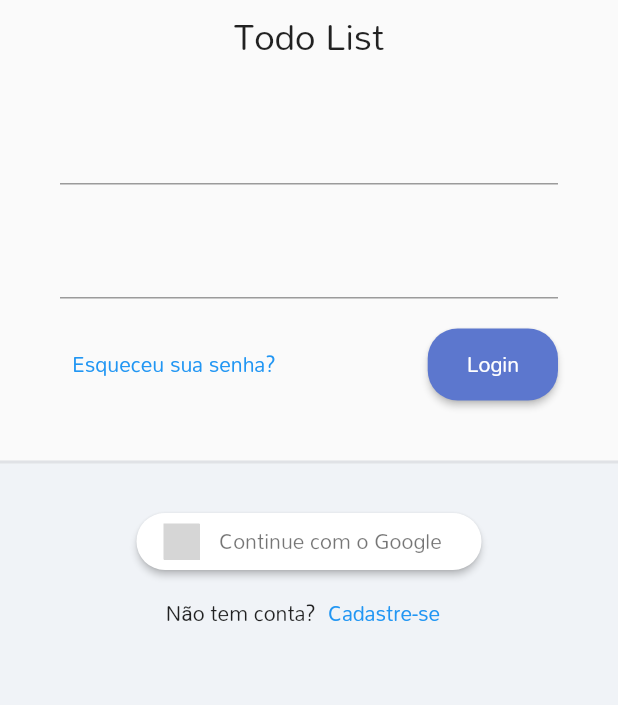
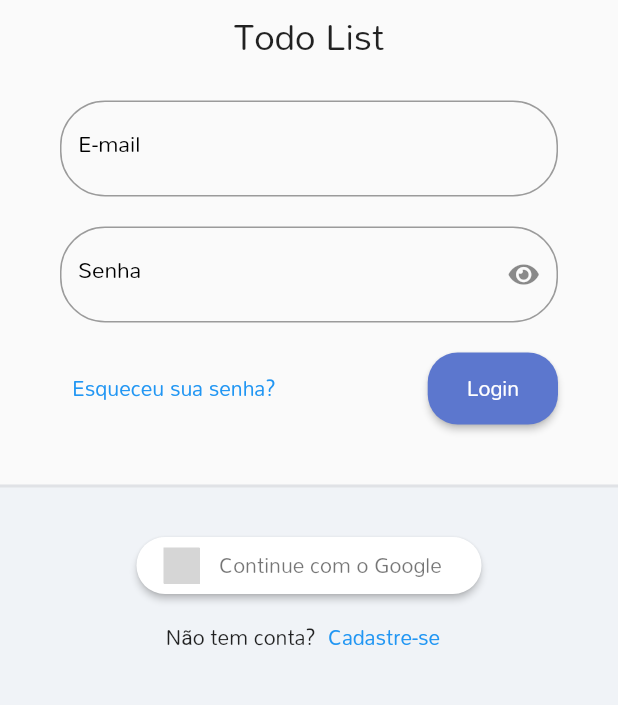
Before and after one commit to mrocha98/todo_list_provider, a Flutter app: the LoginPage screen opened directly, on a phone screen of 412 x 824 dp, the part 315-1020 px from its top. Run offline on Flutter 3.47's test engine with Material 2 defaults, Android fonts, the phone set to English and light mode, and no system bars; drawn by our look-alikes of sign_in_button; our stand-ins replace firebase_core, sqflite, synchronized; accounts and stored records are empty; grey boxes are pictures that could not be loaded.

Commit message:
feat: create CustomInput widget and use it in LoginPage

```diff
--- /dev/null
+++ b/lib/app/core/ui/custom_icons_icons.dart
@@ -0,0 +1,28 @@
+import 'package:flutter/material.dart';
+
+/// Flutter icons CustomIcons
+/// Copyright (C) 2023 by original authors @ fluttericon.com, fontello.com
+/// This font was generated by FlutterIcon.com, which is derived from Fontello.
+///
+/// To use this font, place it in your fonts/ directory and include the
+/// following in your pubspec.yaml
+///
+/// flutter:
+///   fonts:
+///    - family:  CustomIcons
+///      fonts:
+///       - asset: fonts/CustomIcons.ttf
+///
+///
+/// * Font Awesome 5, Copyright (C) 2016 by Dave Gandy
+///         Author:    Dave Gandy
+///         License:   SIL (https://github.com/FortAwesome/Font-Awesome/blob/master/LICENSE.txt)
+///         Homepage:  http://fortawesome.github.com/Font-Awesome/
+class CustomIcons {
+  CustomIcons._();
+
+  static const _kFontFam = 'CustomIcons';
+
+  static const IconData eye = IconData(0xf06e, fontFamily: _kFontFam);
+  static const IconData eyeSlash = IconData(0xf070, fontFamily: _kFontFam);
+}
--- /dev/null
+++ b/lib/app/core/widgets/custom_input.dart
@@ -0,0 +1,118 @@
+import 'package:flutter/material.dart';
+import 'package:flutter/services.dart';
+import 'package:todo_list_provider/app/core/ui/custom_icons_icons.dart';
+
+class CustomInput extends StatefulWidget {
+  const CustomInput({
+    required this.label,
+    super.key,
+    this.obscureText = false,
+    this.keyboardType,
+    this.suffixIcon,
+    this.controller,
+    this.validator,
+    this.autofocus = false,
+    this.inputFormatters,
+    this.enabled,
+    this.onChanged,
+    this.onEditingComplete,
+    this.onFieldSubmitted,
+    this.readOnly = false,
+    this.textInputAction,
+  }) : assert(
+          (obscureText && suffixIcon == null) || !obscureText,
+          'cannot have a suffixIcon and obscure text at same time',
+        );
+
+  final String label;
+
+  final TextInputType? keyboardType;
+
+  final Icon? suffixIcon;
+
+  final bool obscureText;
+
+  final TextEditingController? controller;
+
+  final FormFieldValidator<String>? validator;
+
+  final bool autofocus;
+
+  final List<TextInputFormatter>? inputFormatters;
+
+  final bool? enabled;
+
+  final void Function(String)? onChanged;
+
+  final VoidCallback? onEditingComplete;
+
+  final void Function(String)? onFieldSubmitted;
+
+  final bool readOnly;
+
+  final TextInputAction? textInputAction;
+
+  @override
+  State<CustomInput> createState() => _CustomInputState();
+}
+
+class _CustomInputState extends State<CustomInput> {
+  late final ValueNotifier<bool> _obscureTextVN;
+
+  @override
+  void initState() {
+    super.initState();
+    _obscureTextVN = ValueNotifier(widget.obscureText);
+  }
+
+  @override
+  void dispose() {
+    _obscureTextVN.dispose();
+    super.dispose();
+  }
+
+  @override
+  Widget build(BuildContext context) {
+    return ValueListenableBuilder(
+      valueListenable: _obscureTextVN,
+      builder: (_, obscureTextValue, child) => TextFormField(
+        decoration: InputDecoration(
+          labelText: widget.label,
+          labelStyle: const TextStyle(
+            fontSize: 15,
+            color: Colors.black,
+          ),
+          border: OutlineInputBorder(
+            borderRadius: BorderRadius.circular(30),
+          ),
+          errorBorder: OutlineInputBorder(
+            borderRadius: BorderRadius.circular(30),
+            borderSide: const BorderSide(color: Colors.red),
+          ),
+          isDense: true,
+          suffixIcon: widget.suffixIcon ??
+              (widget.obscureText
+                  ? IconButton(
+                      onPressed: () => _obscureTextVN.value = !obscureTextValue,
+                      icon: obscureTextValue
+                          ? const Icon(CustomIcons.eye)
+                          : const Icon(CustomIcons.eyeSlash),
+                    )
+                  : null),
+        ),
+        obscureText: obscureTextValue,
+        keyboardType: widget.keyboardType,
+        controller: widget.controller,
+        validator: widget.validator,
+        autofocus: widget.autofocus,
+        inputFormatters: widget.inputFormatters,
+        enabled: widget.enabled,
+        onChanged: widget.onChanged,
+        onEditingComplete: widget.onEditingComplete,
+        onFieldSubmitted: widget.onFieldSubmitted,
+        readOnly: widget.readOnly,
+        textInputAction: widget.textInputAction,
+      ),
+    );
+  }
+}
--- a/lib/app/core/widgets/widgets.dart
+++ b/lib/app/core/widgets/widgets.dart
@@ -1 +1,2 @@
+export 'custom_input.dart';
 export 'logo.dart';
--- a/lib/app/modules/auth/login/login_page.dart
+++ b/lib/app/modules/auth/login/login_page.dart
@@ -33,9 +33,23 @@ class LoginPage extends StatelessWidget {
                         child: Form(
                           child: Column(
                             children: [
-                              TextFormField(),
+                              CustomInput(
+                                label: 'E-mail',
+                                keyboardType: TextInputType.emailAddress,
+                                textInputAction: TextInputAction.next,
+                                onChanged: (value) {},
+                              ),
                               const SizedBox(height: 20),
-                              TextFormField(),
+                              CustomInput(
+                                label: 'Senha',
+                                obscureText: true,
+                                keyboardType: TextInputType.visiblePassword,
+                                textInputAction: TextInputAction.done,
+                                onChanged: (value) {},
+                                onEditingComplete: () {
+                                  FocusScope.of(context).unfocus();
+                                },
+                              ),
                               const SizedBox(height: 20),
                               Row(
                                 mainAxisAlignment:
--- a/pubspec.yaml
+++ b/pubspec.yaml
@@ -33,3 +33,6 @@ flutter:
       fonts:
         - asset: assets/fonts/mandali-v14-latin-regular.ttf
           style: normal
+    - family: CustomIcons
+      fonts:
+        - asset: assets/fonts/CustomIcons.ttf
```
Also changed, not shown: assets/fonts/CustomIcons.ttf (added).
